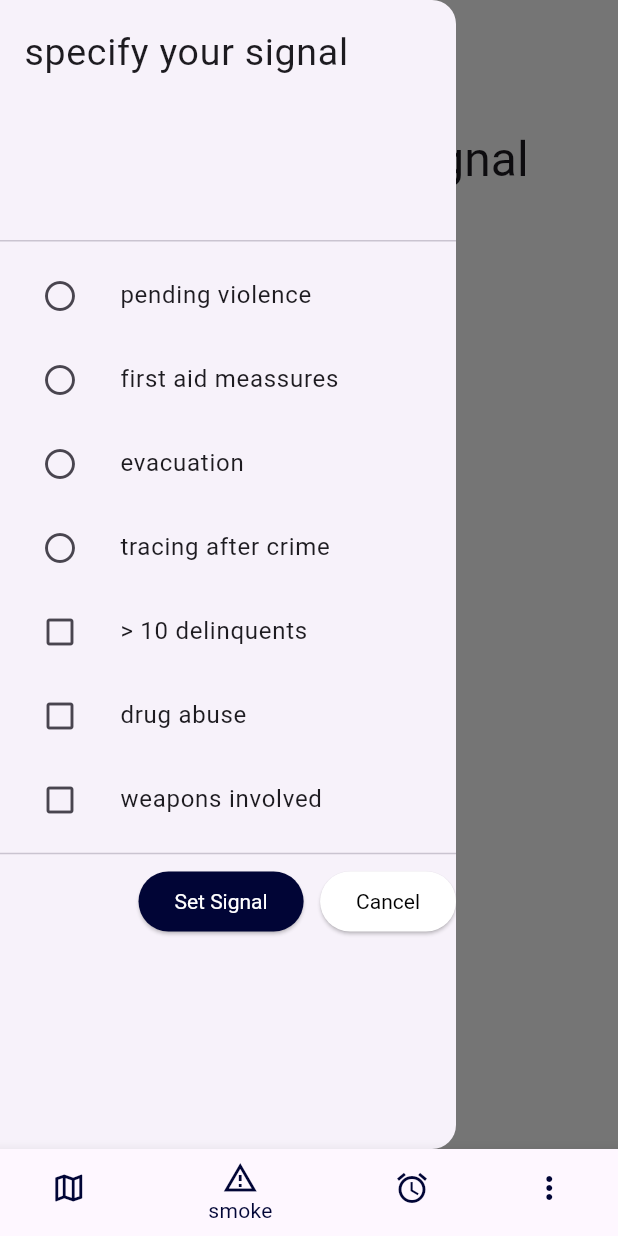
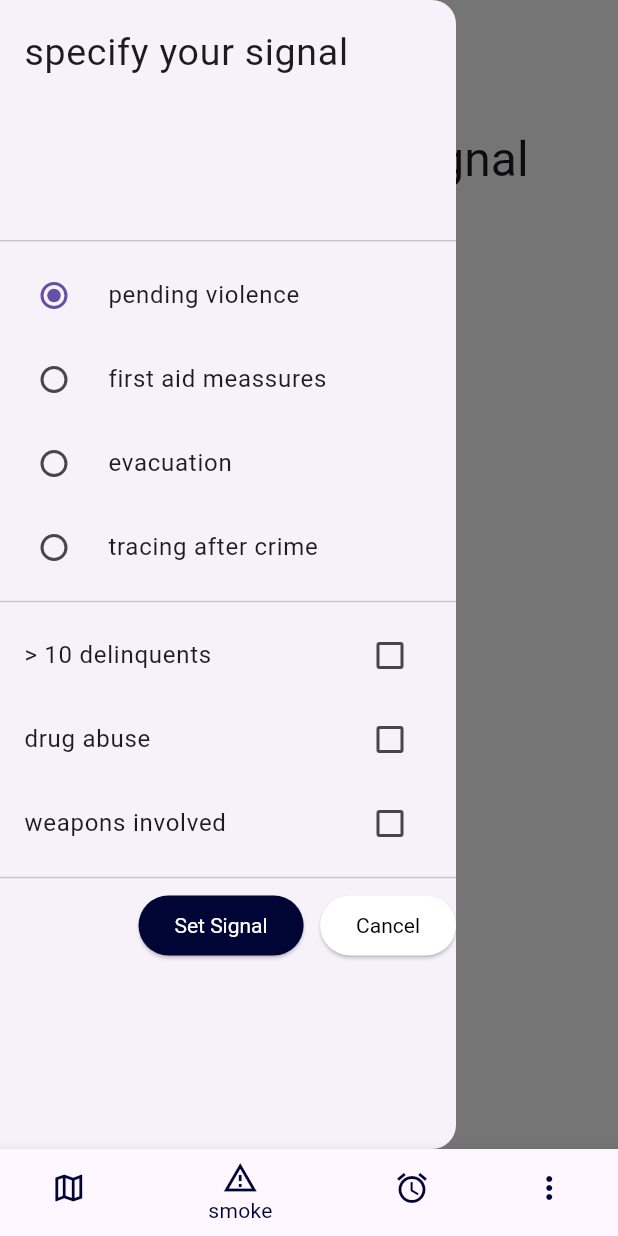
Before and after one commit to RaphaelBirkl1991/ForHelpersApp, a Flutter app: the screen it shows after launch, item 2 of the bottom bar chosen, in the side drawer, after a tap on "pending violence", on a phone screen of 412 x 824 dp. Run offline on Flutter 3.47's test engine with Material 3 defaults, Android fonts, the phone set to English and light mode, and no system bars.

Commit message:
drawer logic added

```diff
--- a/lib/application/services/provide_smoke_drawer.dart
+++ b/lib/application/services/provide_smoke_drawer.dart
@@ -1,7 +1,17 @@
 import 'package:flutter/material.dart';
 
-class DrawerSmokeScreen extends StatelessWidget {
+class DrawerSmokeScreen extends StatefulWidget {
   const DrawerSmokeScreen({super.key});
+
+  @override
+  State<DrawerSmokeScreen> createState() => _DrawerSmokeScreenState();
+}
+
+class _DrawerSmokeScreenState extends State<DrawerSmokeScreen> {
+  int selectedValue = -1;
+  bool isDelinquentsChecked = false;
+  bool isDrugAbuseChecked = false;
+  bool isWeaponsInvolvedChecked = false;
 
   @override
   Widget build(BuildContext context) {
@@ -15,68 +25,77 @@ class DrawerSmokeScreen extends StatelessWidget {
               style: TextStyle(fontSize: 25),
             ),
           ),
-          ListTile(
-            leading: IconButton(
-                onPressed: () {},
-                icon: const Icon(Icons.radio_button_unchecked)),
-            title: const Text('pending violence'),
-            onTap: () {
-              // Update the state of the app.
-              // ...
+          RadioListTile<int>(
+              title: const Text("pending violence"),
+              value: 1,
+              groupValue: selectedValue,
+              onChanged: (value) {
+                if (value != null) {
+                  setState(() {
+                    selectedValue = value;
+                  });
+                }
+              }),
+          RadioListTile<int>(
+              title: const Text("first aid meassures"),
+              value: 2,
+              groupValue: selectedValue,
+              onChanged: (value) {
+                if (value != null) {
+                  setState(() {
+                    selectedValue = value;
+                  });
+                }
+              }),
+          RadioListTile<int>(
+              title: const Text("evacuation"),
+              value: 3,
+              groupValue: selectedValue,
+              onChanged: (value) {
+                if (value != null) {
+                  setState(() {
+                    selectedValue = value;
+                  });
+                }
+              }),
+          RadioListTile<int>(
+              title: const Text("tracing after crime"),
+              value: 4,
+              groupValue: selectedValue,
+              onChanged: (value) {
+                if (value != null) {
+                  setState(() {
+                    selectedValue = value;
+                  });
+                }
+              }),
+          const Divider(),
+          CheckboxListTile(
+            title: const Text('> 10 delinquents'),
+            value: isDelinquentsChecked,
+            onChanged: (value) {
+              setState(() {
+                isDelinquentsChecked = !isDelinquentsChecked;
+              });
             },
           ),
-          ListTile(
-            leading: IconButton(
-                onPressed: () {},
-                icon: const Icon(Icons.radio_button_unchecked)),
-            title: const Text('first aid meassures'),
-            onTap: () {
-              // Update the state of the app.
-              // ...
+          CheckboxListTile(
+            title: const Text('drug abuse'),
+            value: isDrugAbuseChecked,
+            onChanged: (value) {
+              setState(() {
+                isDrugAbuseChecked = !isDrugAbuseChecked;
+              });
             },
           ),
-          ListTile(
-            leading: IconButton(
-                onPressed: () {},
-                icon: const Icon(Icons.radio_button_unchecked)),
-            title: const Text('evacuation'),
-            onTap: () {
-              // Update the state of the app.
-              // ...
+          CheckboxListTile(
+            title: const Text('weapons involved'),
+            value: isWeaponsInvolvedChecked,
+            onChanged: (value) {
+              setState(() {
+                isWeaponsInvolvedChecked = !isWeaponsInvolvedChecked;
+              });
             },
-          ),
-          ListTile(
-            leading: IconButton(
-                onPressed: () {},
-                icon: const Icon(Icons.radio_button_unchecked)),
-            title: const Text('tracing after crime'),
-            onTap: () {
-              // Update the state of the app.
-              // ...
-            },
-          ),
-          const Spacer(),
-          const Spacer(),
-          ListTile(
-            leading: IconButton(
-                onPressed: () {},
-                icon: const Icon(Icons.check_box_outline_blank)),
-            title: const Text("> 10 delinquents"),
-            onTap: () {},
-          ),
-          ListTile(
-            leading: IconButton(
-                onPressed: () {},
-                icon: const Icon(Icons.check_box_outline_blank)),
-            title: const Text("drug abuse"),
-            onTap: () {},
-          ),
-          ListTile(
-            leading: IconButton(
-                onPressed: () {},
-                icon: const Icon(Icons.check_box_outline_blank)),
-            title: const Text("weapons involved"),
-            onTap: () {},
           ),
           const Divider(),
           Row(
@@ -90,7 +109,9 @@ class DrawerSmokeScreen extends StatelessWidget {
                   )),
               const SizedBox(width: 11),
               ElevatedButton(
-                onPressed: () {},
+                onPressed: () {
+                  Navigator.pop(context);
+                },
                 style: ButtonStyle(
                   backgroundColor:
                       MaterialStateProperty.all<Color>(Colors.white),
--- a/lib/data/database-repository.dart
+++ b/lib/data/database-repository.dart
@@ -1,5 +1,5 @@
 import 'package:p12_basic_widgets/domain/entities/user.dart';
-import 'package:p12_basic_widgets/domain/enums/enum_app-state.dart';
+import 'package:p12_basic_widgets/domain/enums/enum_app_state.dart';
 import 'package:p12_basic_widgets/domain/enums/enum_language.dart';
 import 'package:p12_basic_widgets/domain/enums/enum_mode.dart';
 
--- a/lib/domain/entities/app-state.dart
+++ b/lib/domain/entities/app-state.dart
@@ -1,4 +1,4 @@
-import 'package:p12_basic_widgets/domain/enums/enum_app-state.dart';
+import 'package:p12_basic_widgets/domain/enums/enum_app_state.dart';
 
 class Application {
   AppState appState;
--- /dev/null
+++ b/lib/domain/enums/enum_smoke_specification.dart
@@ -0,0 +1 @@
+enum SmokeSpecification { pending_violence, first_aid, evacuation, tracing }
```
Also changed, not shown: lib/domain/entities/smoke-sign.dart (+6 -1 lines), lib/domain/enums/enum_app_state.dart (renamed from lib/domain/enums/enum_app-state.dart), 2 other files.
